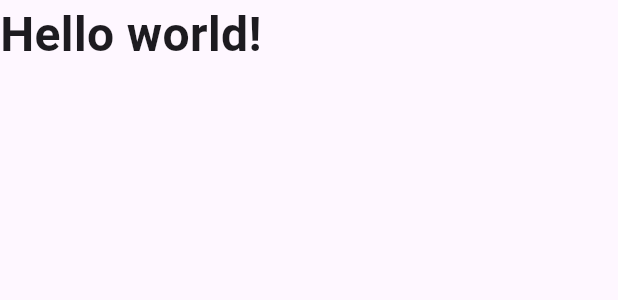
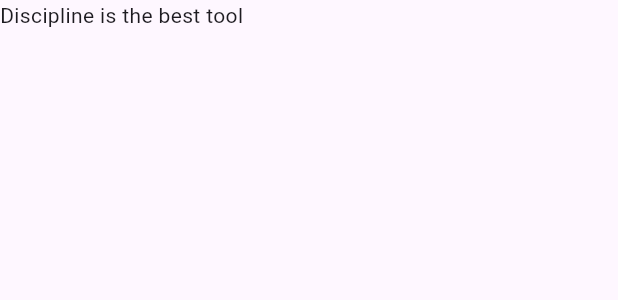
Before and after one commit to justantit/oskn, a Flutter app: the AnimationText widget shown alone on an empty page, opened directly, on a phone screen of 412 x 824 dp. Shown: the top 300 px of the screen. Run offline on Flutter 3.47's test engine with Material 3 defaults, Android fonts, the phone set to English and light mode, and no system bars; drawn by our look-alikes of animated_text_kit; our stand-ins replace auto_size_text, carousel_slider, cloud_firestore, file_picker, firebase_auth, firebase_core and 13 more; missing offline and left inert: mime_type; accounts and stored records are empty; statements that could not run were skipped.

Commit message:
Updating to latest FlutterFlow output.

```diff
--- a/lib/custom_code/widgets/animation_text.dart
+++ b/lib/custom_code/widgets/animation_text.dart
@@ -29,21 +29,17 @@ class _AnimationTextState extends State<AnimationText> {
   @override
   Widget build(BuildContext context) {
     return Container(
-        child: AnimatedTextKit(
-      animatedTexts: [
-        TypewriterAnimatedText(
-          'Hello world!',
-          textStyle: const TextStyle(
-            fontSize: 32.0,
-            fontWeight: FontWeight.bold,
-          ),
-          speed: const Duration(milliseconds: 2000),
-        ),
-      ],
-      totalRepeatCount: 4,
-      pause: const Duration(milliseconds: 1000),
-      displayFullTextOnTap: true,
-      stopPauseOnTap: true,
-    ));
+      child: AnimatedTextKit(
+        animatedTexts: [
+          TypewriterAnimatedText('Discipline is the best tool'),
+          TypewriterAnimatedText('Design first, then code'),
+          TypewriterAnimatedText('Do not patch bugs out, rewrite them'),
+          TypewriterAnimatedText('Do not test bugs out, design them out'),
+        ],
+        onTap: () {
+          print("Tap Event");
+        },
+      ),
+    );
   }
 }
```
